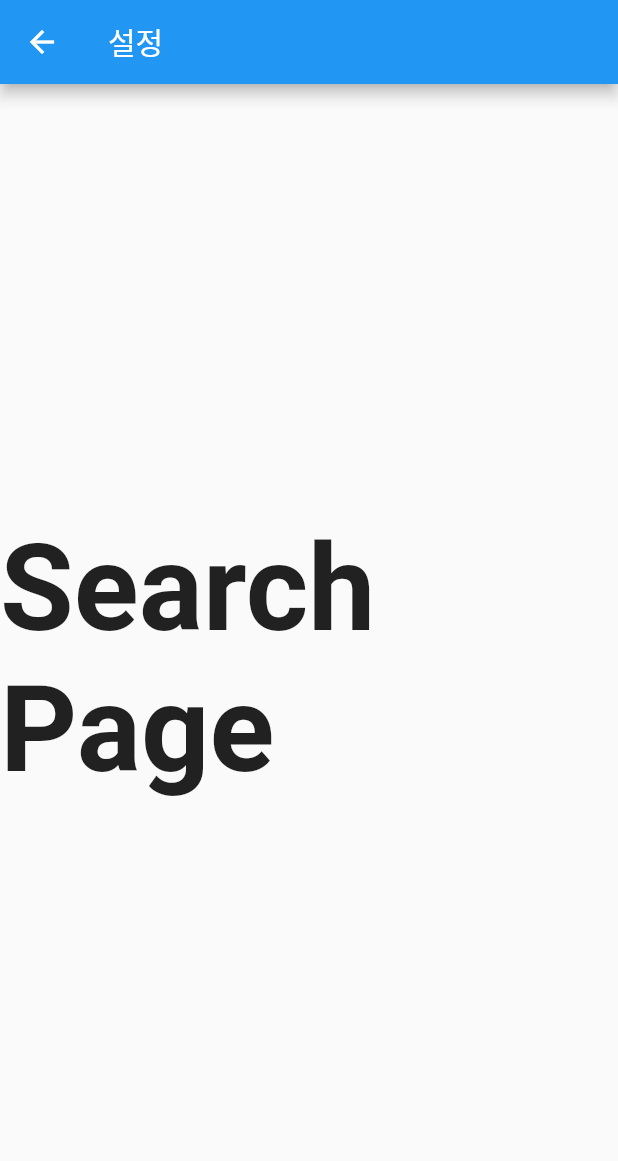
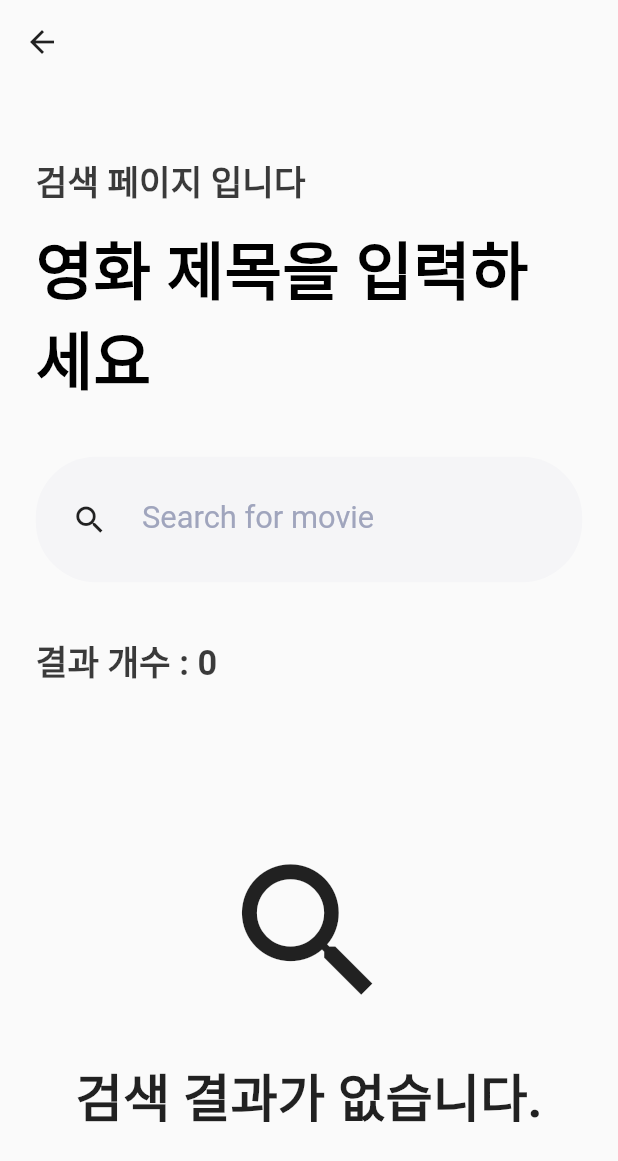
Before and after one commit to harmlessman/ChildMovie, a Flutter app: the SearchPage screen opened directly, on a phone screen of 412 x 824 dp. Shown: the top 1161 px of the screen. Run offline on Flutter 3.47's test engine with Material 2 defaults, Android fonts, the phone set to English and light mode, and no system bars; our stand-ins replace fl_chart, flutter_screenutil, shared_preferences, sqflite; accounts and stored records are empty.

Commit message:
Add search

```diff
--- a/lib/pages/search_page.dart
+++ b/lib/pages/search_page.dart
@@ -1,4 +1,7 @@
 import 'package:flutter/material.dart';
+import 'package:child_movie/db/movie_database.dart';
+import 'package:child_movie/utils/preview_movies.dart';
+import 'package:flutter_screenutil/flutter_screenutil.dart';
 
 class SearchPage extends StatefulWidget {
   const SearchPage({super.key});
@@ -8,19 +11,125 @@ class SearchPage extends StatefulWidget {
 }
 
 class _SearchPageState extends State<SearchPage> {
+  List<Widget> searchResult = [];
+  TextEditingController inputController = TextEditingController();
+
+  MovieDatabase db = MovieDatabase();
+
   @override
   Widget build(BuildContext context) {
+    db.openDB();
     return Scaffold(
       appBar: AppBar(
-        title: Text('설정'),
+        backgroundColor: Colors.transparent,
+        elevation: 0.0,
+        iconTheme: IconThemeData(color: Colors.black87),
       ),
-      body: Center(
-        child: Text('Search Page',
-            style: TextStyle(
-              fontSize: 80,
-              fontWeight: FontWeight.bold,
-            )
-      ),
+      resizeToAvoidBottomInset: false,
+      body: Padding(
+        padding: EdgeInsets.only(left: 20.h, top: 40.h, right: 20.h),
+        child: Column(
+          crossAxisAlignment: CrossAxisAlignment.start,
+          children: <Widget>[
+            Text(
+              "검색 페이지 입니다",
+              style: TextStyle(
+                decoration: TextDecoration.none,
+                color: Colors.black.withOpacity(0.77),
+                fontSize: 20.0.sp,
+                fontWeight: FontWeight.w600,
+                height: 1.2.h,
+              ),
+            ),
+            SizedBox(height: 10.h),
+            Text(
+              "영화 제목을 입력하세요",
+              style: TextStyle(
+                decoration: TextDecoration.none,
+                color: Colors.black,
+                fontSize: 35.0.h,
+                fontWeight: FontWeight.w600,
+                height: 1.2.h,
+              ),
+            ),
+            Container(
+              margin: EdgeInsets.symmetric(vertical: 30.h),
+              padding: EdgeInsets.symmetric(horizontal: 20.h, vertical: 16.h),
+              height: 70.h,
+              width: double.infinity,
+              decoration: BoxDecoration(
+                color: Color(0xFFF5F5F7),
+                borderRadius: BorderRadius.circular(40),
+              ),
+              child: Row(
+                children: <Widget>[
+                  Icon(Icons.search),
+                  SizedBox(width: 20.w),
+                  Expanded(
+                    child: TextField(
+                      onSubmitted: (v) async {
+                        var data = await db.getMovieFromTitle(v);
+
+                        setState(() {
+                          searchResult = makePreviewWidgets(data, context);
+                        });
+                      },
+                      controller: inputController,
+                      decoration: InputDecoration(
+                        hintText: "Search for movie",
+                        hintStyle: TextStyle(
+                          color: Color(0xFFA0A5BD),
+                          fontSize: 18.sp,
+                        ),
+                        enabledBorder: InputBorder.none,
+                        focusedBorder: InputBorder.none,
+                      ),
+                    ),
+                  )
+                ],
+              ),
+            ),
+            Text(
+              "결과 개수 : ${searchResult.length}",
+              style: TextStyle(
+                decoration: TextDecoration.none,
+                color: Colors.black.withOpacity(0.77),
+                fontSize: 20.0.sp,
+                fontWeight: FontWeight.w600,
+                height: 1.2.h,
+              ),
+            ),
+            SizedBox(height: 30.h),
+            Expanded(
+              child: (searchResult.length > 0)
+                  ? ListView(
+                      children: searchResult,
+                    )
+                  : Column(
+                      mainAxisAlignment: MainAxisAlignment.center,
+                      children: [
+                        Icon(
+                          Icons.search,
+                          size: 100.h,
+                        ),
+                        SizedBox(
+                          height: 20.h,
+                        ),
+                        Align(
+                          child: Text(
+                            '검색 결과가 없습니다.',
+                            style: TextStyle(
+                              fontSize: 30.sp,
+                              fontWeight: FontWeight.bold,
+                            ),
+                          ),
+                          alignment: Alignment.center,
+                        ),
+                      ],
+                    ),
+            ),
+          ],
+        ),
       ),
     );
   }
```
